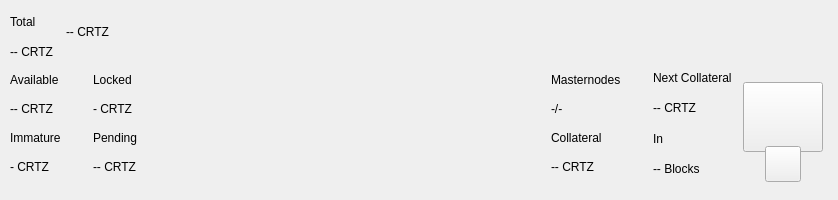
This is src/qt/pivx/forms/topbar.ui in AltcoinBaggins/lil as Qt 5 draws it before an edit. The edited form follows.
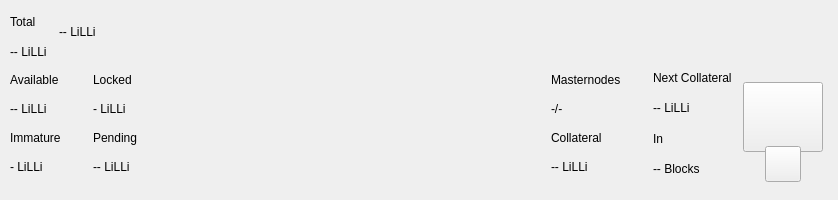
This is the edited form. Custom widgets are drawn as their Qt base class.

```diff
--- a/src/qt/pivx/forms/topbar.ui
+++ b/src/qt/pivx/forms/topbar.ui
@@ -119,7 +119,7 @@
               <item>
                <widget class="QLabel" name="labelAmountPiv">
                 <property name="text">
-                 <string notr="true">-- CRTZ</string>
+                 <string notr="true">-- LiLLi</string>
                 </property>
                </widget>
               </item>
@@ -162,7 +162,7 @@
                  <string notr="true">padding:0px;margin:0px;</string>
                 </property>
                 <property name="text">
-                 <string notr="true">-- CRTZ</string>
+                 <string notr="true">-- LiLLi</string>
                 </property>
                </widget>
               </item>
@@ -456,7 +456,7 @@
                  <item>
                   <widget class="QLabel" name="labelAvailablePiv">
                    <property name="text">
-                    <string>-- CRTZ</string>
+                    <string>-- LiLLi</string>
                    </property>
                   </widget>
                  </item>
@@ -470,7 +470,7 @@
                  <item>
                   <widget class="QLabel" name="labelImmaturePiv">
                    <property name="text">
-                    <string notr="true">- CRTZ</string>
+                    <string notr="true">- LiLLi</string>
                    </property>
                   </widget>
                  </item>
@@ -491,7 +491,7 @@
                  <item>
                   <widget class="QLabel" name="labelLockedPiv">
                    <property name="text">
-                    <string>- CRTZ</string>
+                    <string>- LiLLi</string>
                    </property>
                   </widget>
                  </item>
@@ -505,7 +505,7 @@
                  <item>
                   <widget class="QLabel" name="labelPendingPiv">
                    <property name="text">
-                    <string notr="true">-- CRTZ</string>
+                    <string notr="true">-- LiLLi</string>
                    </property>
                   </widget>
                  </item>
@@ -567,7 +567,7 @@
              <item>
               <widget class="QLabel" name="labelCollateralPiv">
                <property name="text">
-                <string notr="true">-- CRTZ</string>
+                <string notr="true">-- LiLLi</string>
                </property>
               </widget>
              </item>
@@ -598,7 +598,7 @@
               <item>
                <widget class="QLabel" name="labelNextCollateralValue">
                 <property name="text">
-                 <string>-- CRTZ</string>
+                 <string>-- LiLLi</string>
                 </property>
                </widget>
               </item>
```
